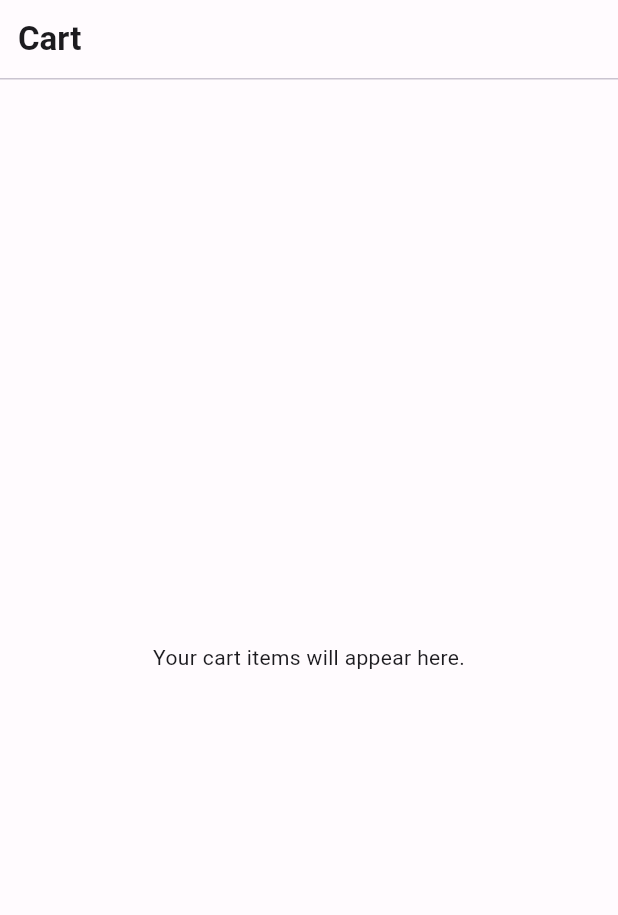
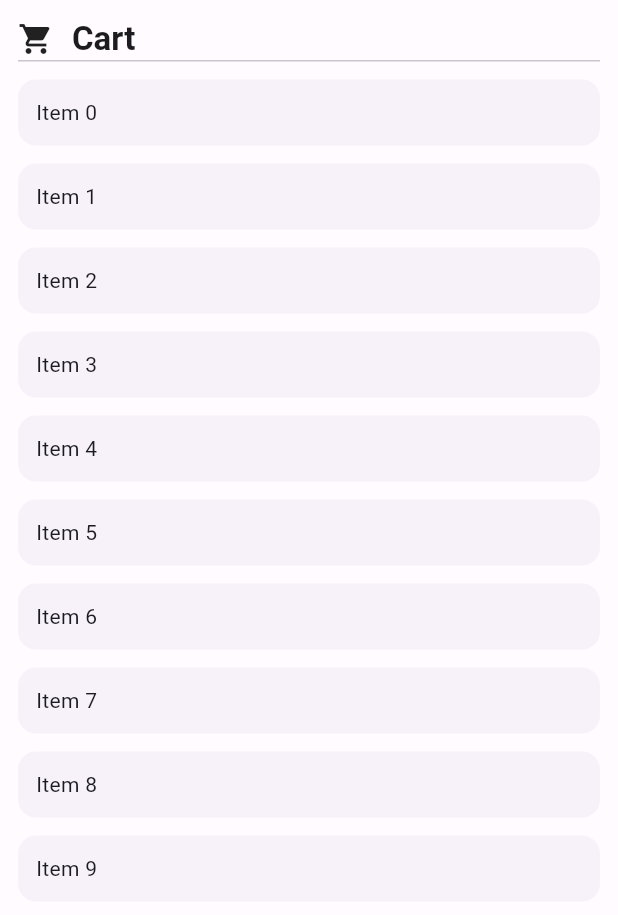
Before and after one commit to Rek27/hacknation-ai, a Flutter app: the CartView widget shown alone on an empty page, opened directly, on a phone screen of 412 x 824 dp. Shown: the top 915 px of the screen. Run offline on Flutter 3.47's test engine with Material 3 defaults, Android fonts, the phone set to English and light mode, and no system bars; our stand-ins replace file_picker; network calls fail.

Commit message:
fe: selectable widget and cart view empty state

```diff
--- a/frontend/lib/view/home/widgets/cart/cart_controller.dart
+++ b/frontend/lib/view/home/widgets/cart/cart_controller.dart
@@ -1,3 +1,6 @@
 import 'package:flutter/material.dart';
 
-class CartController extends ChangeNotifier {}
+class CartController extends ChangeNotifier {
+  bool isLoading = false;
+  bool isEmpty = false;
+}
--- a/frontend/lib/view/home/widgets/cart/cart_view.dart
+++ b/frontend/lib/view/home/widgets/cart/cart_view.dart
@@ -1,6 +1,7 @@
 import 'package:flutter/material.dart';
 import 'package:frontend/config/app_constants.dart';
 import 'package:frontend/view/home/widgets/cart/cart_controller.dart';
+import 'package:frontend/view/home/widgets/selectable_widget.dart';
 import 'package:provider/provider.dart';
 
 class CartView extends StatelessWidget {
@@ -12,24 +13,66 @@ class CartView extends StatelessWidget {
     final ColorScheme colorScheme = theme.colorScheme;
     final CartController controller = Provider.of<CartController>(context);
 
-    return Container(
-      color: colorScheme.surface,
+    return Padding(
+      padding: const EdgeInsets.all(AppConstants.spacingMd),
       child: Column(
         crossAxisAlignment: CrossAxisAlignment.start,
         children: [
-          Padding(
-            padding: const EdgeInsets.all(AppConstants.spacingMd),
-            child: Text(
-              'Cart',
-              style: theme.textTheme.titleLarge?.copyWith(
-                fontWeight: FontWeight.bold,
-                color: colorScheme.onSurface,
+          Row(
+            children: [
+              Icon(Icons.shopping_cart),
+              SizedBox(width: AppConstants.spacingMd),
+              Text(
+                'Cart',
+                style: theme.textTheme.titleLarge?.copyWith(
+                  fontWeight: FontWeight.bold,
+                  color: colorScheme.onSurface,
+                ),
               ),
-            ),
+            ],
           ),
           const Divider(height: 1),
-          const Expanded(
-            child: Center(child: Text('Your cart items will appear here.')),
+          Expanded(
+            child: controller.isEmpty
+                ? Center(
+                    child: Column(
+                      mainAxisSize: MainAxisSize.min,
+                      children: [
+                        Icon(Icons.shopping_cart_outlined),
+                        SizedBox(height: AppConstants.spacingMd),
+                        Text(
+                          'No items yet',
+                          style: theme.textTheme.titleMedium,
+                        ),
+                        SizedBox(height: AppConstants.spacingSm),
+                        Text(
+                          'Tell the agent what you need and it\'ll find the best deals across the web.',
+                          style: theme.textTheme.bodyMedium,
+                        ),
+                      ],
+                    ),
+                  )
+                : ListView.separated(
+                    padding: const EdgeInsets.symmetric(
+                      vertical: AppConstants.spacingMd,
+                    ),
+                    itemCount: 10,
+                    separatorBuilder: (context, index) {
+                      return SizedBox(height: AppConstants.spacingMd);
+                    },
+                    itemBuilder: (context, index) {
+                      return Container(
+                        padding: const EdgeInsets.all(AppConstants.spacingMd),
+                        decoration: BoxDecoration(
+                          color: colorScheme.surfaceContainerLow,
+                          borderRadius: BorderRadius.circular(
+                            AppConstants.radiusMd,
+                          ),
+                        ),
+                        child: Text('Item $index'),
+                      );
+                    },
+                  ),
           ),
         ],
       ),
--- a/frontend/lib/view/home/widgets/home_desktop_layout.dart
+++ b/frontend/lib/view/home/widgets/home_desktop_layout.dart
@@ -20,8 +20,7 @@ class HomeDesktopLayout extends StatelessWidget {
   @override
   Widget build(BuildContext context) {
     final HomeController controller = context.watch<HomeController>();
-    final ThemeData theme = Theme.of(context);
-    final ColorScheme colorScheme = theme.colorScheme;
+    final ColorScheme colorScheme = Theme.of(context).colorScheme;
 
     return Column(
       children: [
@@ -38,7 +37,6 @@ class HomeDesktopLayout extends StatelessWidget {
                   inputController: inputController,
                 ),
               ),
-              const SizedBox(width: AppConstants.spacingMd),
               // Cart view takes 2/3 of the remaining width.
               Expanded(
                 flex: 2,
```
Also changed, not shown: frontend/lib/view/home/widgets/selectable_widget.dart (added, +59 -0 lines).
